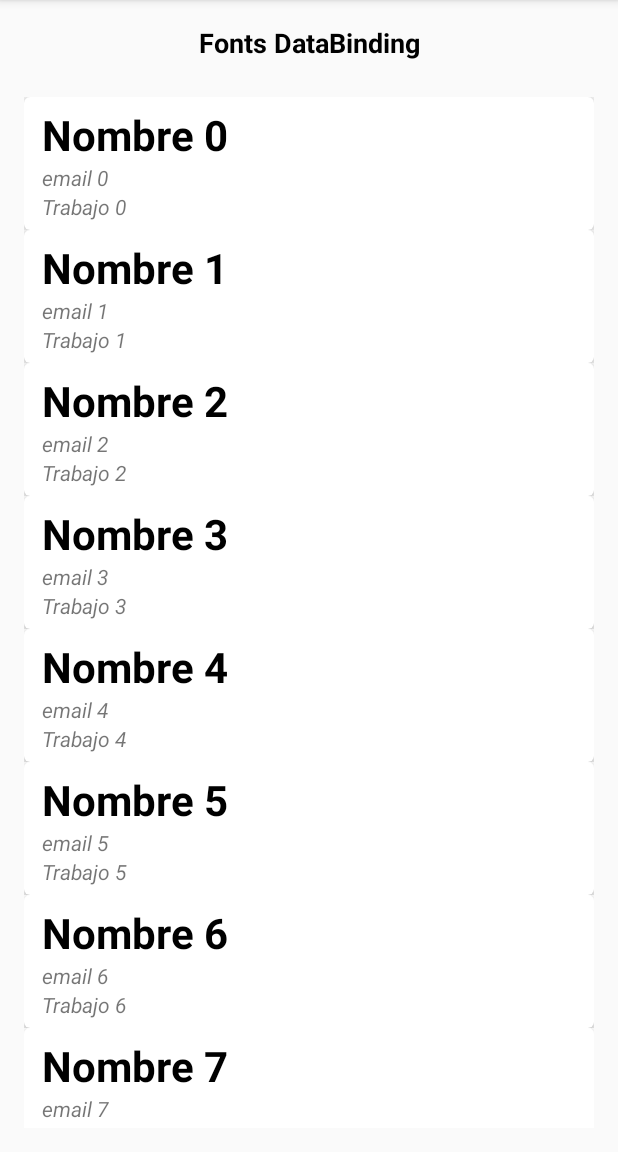
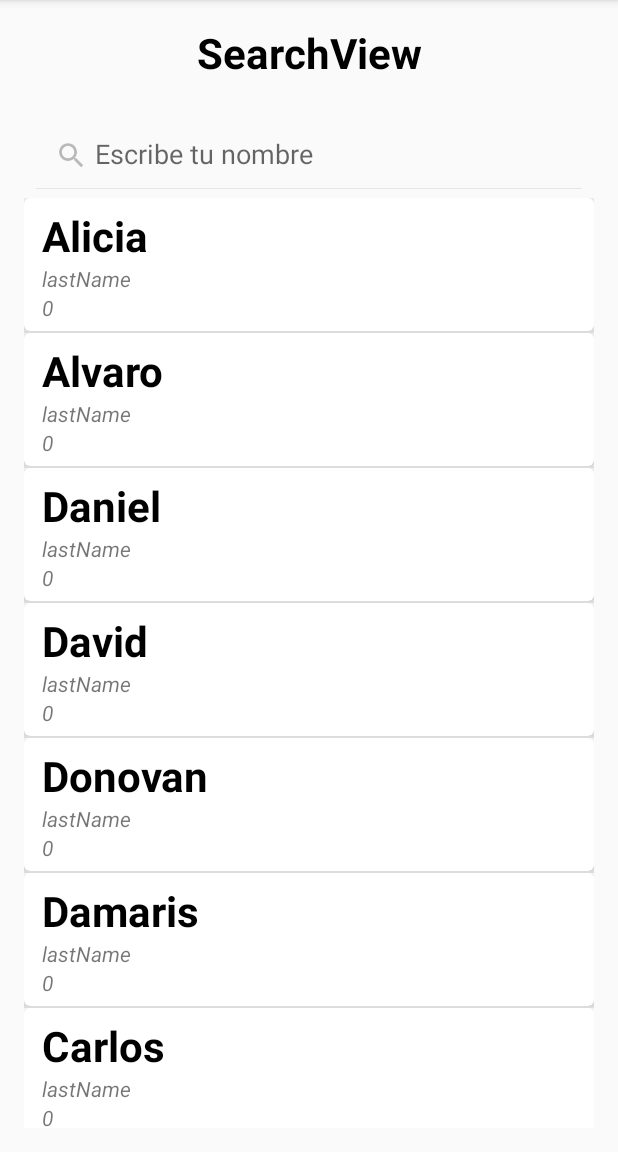
Before and after one commit to crjcarlos1/DataBindingApplication, an Android app: the screen it shows after launch (MainActivity), on a phone screen of 412 x 824 dp, the part 84-1236 px from its top. Run offline under Robolectric (Android 15) with nearby library versions, the phone set to English and light mode, and no system bars; our stand-ins replace data binding; 1 statement that could not run was skipped.

Commit message:
Added searchview dataBinding with listView

```diff
--- a/app/src/main/java/com/cralos/myapplication2/activity/MainActivity.java
+++ b/app/src/main/java/com/cralos/myapplication2/activity/MainActivity.java
@@ -8,6 +8,7 @@ import androidx.fragment.app.FragmentTransaction;
 
 import com.cralos.myapplication2.R;
 import com.cralos.myapplication2.fragments.fonts.view.FragmentFonts;
+import com.cralos.myapplication2.fragments.searchview.withlistview.view.FragmentSearchview;
 
 public class MainActivity extends AppCompatActivity {
 
@@ -15,7 +16,7 @@ public class MainActivity extends AppCompatActivity {
     protected void onCreate(Bundle savedInstanceState) {
         super.onCreate(savedInstanceState);
         setContentView(R.layout.activity_main);
-        showFragmentFont();
+        showFragmentSearchView();
     }
 
     private void showFragmentFont() {
@@ -25,4 +26,11 @@ public class MainActivity extends AppCompatActivity {
         transaction.replace(R.id.containerFragment, new FragmentFonts(), FragmentFonts.TAG).commit();
     }
 
+    private void showFragmentSearchView() {
+        FragmentManager manager = getSupportFragmentManager();
+        FragmentTransaction transaction = manager.beginTransaction();
+        transaction.addToBackStack(FragmentSearchview.TAG);
+        transaction.replace(R.id.containerFragment, new FragmentSearchview(), FragmentSearchview.TAG).commit();
+    }
+
 }
--- a/app/src/main/java/com/cralos/myapplication2/fragments/fonts/adapters/UserAdapter.java
+++ b/app/src/main/java/com/cralos/myapplication2/fragments/fonts/adapters/UserAdapter.java
@@ -14,7 +14,7 @@ import com.cralos.myapplication2.fragments.fonts.models.User;
 
 import java.util.List;
 
-public class UserAdapter extends RecyclerView.Adapter<UserAdapter.ViewHolder>{
+public class UserAdapter extends RecyclerView.Adapter<UserAdapter.ViewHolder> {
 
     private List<User> users;
     private Context context;
@@ -27,7 +27,7 @@ public class UserAdapter extends RecyclerView.Adapter<UserAdapter.ViewHolder>{
     @NonNull
     @Override
     public ViewHolder onCreateViewHolder(@NonNull ViewGroup parent, int viewType) {
-        ItemUserBinding binding= DataBindingUtil.inflate(LayoutInflater.from(context), R.layout.item_user,parent,false);
+        ItemUserBinding binding = DataBindingUtil.inflate(LayoutInflater.from(context), R.layout.item_user, parent, false);
         return new ViewHolder(binding);
     }
 
--- /dev/null
+++ b/app/src/main/java/com/cralos/myapplication2/fragments/searchview/withlistview/adapters/ListAdapter.java
@@ -0,0 +1,92 @@
+package com.cralos.myapplication2.fragments.searchview.withlistview.adapters;
+
+import android.content.Context;
+import android.view.LayoutInflater;
+import android.view.View;
+import android.view.ViewGroup;
+import android.widget.BaseAdapter;
+import android.widget.Filter;
+import android.widget.Filterable;
+
+import androidx.databinding.DataBindingUtil;
+
+import com.cralos.myapplication2.R;
+import com.cralos.myapplication2.databinding.ItemUserSerachviewBinding;
+import com.cralos.myapplication2.fragments.searchview.withlistview.models.User;
+
+import java.util.ArrayList;
+import java.util.List;
+
+public class ListAdapter extends BaseAdapter implements Filterable {
+
+    private List<User> mData;
+    private List<User> mUsersFilterList;
+    private ValueFilter valueFilter;
+    private LayoutInflater inflater;
+
+    public ListAdapter(List<User> mData) {
+        this.mData = mData;
+        this.mUsersFilterList = mData;
+    }
+
+    @Override
+    public int getCount() {
+        return mData.size();
+    }
+
+    @Override
+    public Object getItem(int i) {
+        return mData.get(i);
+    }
+
+    @Override
+    public long getItemId(int i) {
+        return i;
+    }
+
+    @Override
+    public View getView(int i, View view, ViewGroup viewGroup) {
+        if (inflater == null) {
+            inflater = (LayoutInflater) viewGroup.getContext().getSystemService(Context.LAYOUT_INFLATER_SERVICE);
+        }
+        ItemUserSerachviewBinding binding = DataBindingUtil.inflate(inflater, R.layout.item_user_serachview, viewGroup, false);
+        binding.setUser(mData.get(i));
+        return binding.getRoot();
+    }
+
+    @Override
+    public Filter getFilter() {
+        if (valueFilter == null) {
+            valueFilter = new ValueFilter();
+        }
+        return valueFilter;
+    }
+
+    public class ValueFilter extends Filter {
+        @Override
+        protected FilterResults performFiltering(CharSequence charSequence) {
+            FilterResults results = new FilterResults();
+            if (charSequence != null && charSequence.length() > 0) {
+                List<User> filterList = new ArrayList<>();
+                for (int i = 0; i < mUsersFilterList.size(); i++) {
+                    if (mUsersFilterList.get(i).getName().toUpperCase().contains(charSequence.toString().toUpperCase())) {
+                        filterList.add(mUsersFilterList.get(i));
+                    }
+                }
+                results.count = filterList.size();
+                results.values = filterList;
+            } else {
+                results.count = mUsersFilterList.size();
+                results.values = mUsersFilterList;
+            }
+            return results;
+        }
+
+        @Override
+        protected void publishResults(CharSequence charSequence, FilterResults filterResults) {
+            mData = (List<User>) filterResults.values;
+            notifyDataSetChanged();
+        }
+    }
+
+}
--- /dev/null
+++ b/app/src/main/java/com/cralos/myapplication2/fragments/searchview/withlistview/models/User.java
@@ -0,0 +1,37 @@
+package com.cralos.myapplication2.fragments.searchview.withlistview.models;
+
+public class User {
+    private String name;
+    private String lastName;
+    private int age;
+
+    public User(String name, String lastName, int age) {
+        this.name = name;
+        this.lastName = lastName;
+        this.age = age;
+    }
+
+    public String getName() {
+        return name;
+    }
+
+    public void setName(String name) {
+        this.name = name;
+    }
+
+    public String getLastName() {
+        return lastName;
+    }
+
+    public void setLastName(String lastName) {
+        this.lastName = lastName;
+    }
+
+    public int getAge() {
+        return age;
+    }
+
+    public void setAge(int age) {
+        this.age = age;
+    }
+}
--- /dev/null
+++ b/app/src/main/java/com/cralos/myapplication2/fragments/searchview/withlistview/view/FragmentSearchview.java
@@ -0,0 +1,78 @@
+package com.cralos.myapplication2.fragments.searchview.withlistview.view;
+
+import android.os.Bundle;
+import android.view.LayoutInflater;
+import android.view.View;
+import android.view.ViewGroup;
+
+import androidx.annotation.NonNull;
+import androidx.annotation.Nullable;
+import androidx.appcompat.widget.SearchView;
+import androidx.databinding.DataBindingUtil;
+import androidx.fragment.app.Fragment;
+
+import com.cralos.myapplication2.R;
+import com.cralos.myapplication2.databinding.FragmentSearchviewBinding;
+import com.cralos.myapplication2.fragments.searchview.withlistview.adapters.ListAdapter;
+import com.cralos.myapplication2.fragments.searchview.withlistview.models.User;
+
+import java.util.ArrayList;
+import java.util.List;
+
+public class FragmentSearchview extends Fragment {
+    public static final String TAG = FragmentSearchview.class.getSimpleName();
+
+    /*dataBinding*/
+    private FragmentSearchviewBinding binding;
+
+    /*Adapter*/
+    private ListAdapter adapter;
+
+    /*usersList*/
+    private List<User> userList;
+
+    @Nullable
+    @Override
+    public View onCreateView(@NonNull LayoutInflater inflater, @Nullable ViewGroup container, @Nullable Bundle savedInstanceState) {
+        binding = DataBindingUtil.inflate(inflater, R.layout.fragment_searchview, container, false);
+        initFragmentSearchView();
+        return binding.getRoot();
+    }
+
+    private void initFragmentSearchView() {
+        userList = new ArrayList<>();
+        userList.add(new User("Alicia", "lastName", 0));
+        userList.add(new User("Alvaro", "lastName", 0));
+        userList.add(new User("Daniel", "lastName", 0));
+        userList.add(new User("David", "lastName", 0));
+        userList.add(new User("Donovan", "lastName", 0));
+        userList.add(new User("Damaris", "lastName", 0));
+        userList.add(new User("Carlos", "lastName", 0));
+        userList.add(new User("Claudia", "lastName", 0));
+        userList.add(new User("Jaqueline", "lastName", 0));
+        userList.add(new User("Juan", "lastName", 0));
+
+        adapter = new ListAdapter(userList);
+        binding.listView.setAdapter(adapter);
+
+        binding.searchView.setActivated(true);
+        binding.searchView.setQueryHint("Escribe tu nombre");
+        binding.searchView.onActionViewExpanded();
+        binding.searchView.setIconified(false);
+        binding.searchView.clearFocus();
+
+        binding.searchView.setOnQueryTextListener(new SearchView.OnQueryTextListener() {
+            @Override
+            public boolean onQueryTextSubmit(String query) {
+                return false;
+            }
+
+            @Override
+            public boolean onQueryTextChange(String newText) {
+                adapter.getFilter().filter(newText);
+                return false;
+            }
+        });
+    }
+
+}
--- /dev/null
+++ b/app/src/main/res/layout/fragment_searchview.xml
@@ -0,0 +1,51 @@
+<?xml version="1.0" encoding="utf-8"?>
+<layout xmlns:android="http://schemas.android.com/apk/res/android"
+    xmlns:app="http://schemas.android.com/apk/res-auto">
+
+    <data>
+
+    </data>
+
+    <androidx.constraintlayout.widget.ConstraintLayout
+        android:layout_width="match_parent"
+        android:layout_height="match_parent">
+
+        <TextView
+            android:id="@+id/txvTitle"
+            android:layout_width="wrap_content"
+            android:layout_height="wrap_content"
+            android:layout_margin="16dp"
+            android:text="SearchView"
+            android:textColor="@android:color/black"
+            android:textSize="28sp"
+            android:textStyle="bold"
+            app:layout_constraintEnd_toEndOf="parent"
+            app:layout_constraintStart_toStartOf="parent"
+            app:layout_constraintTop_toTopOf="parent" />
+
+        <androidx.appcompat.widget.SearchView
+            android:id="@+id/searchView"
+            android:layout_width="0dp"
+            android:layout_height="wrap_content"
+            android:layout_marginStart="16dp"
+            android:layout_marginTop="24dp"
+            android:layout_marginEnd="16dp"
+            app:layout_constraintEnd_toEndOf="parent"
+            app:layout_constraintStart_toStartOf="parent"
+            app:layout_constraintTop_toBottomOf="@+id/txvTitle" />
+
+        <ListView
+            android:id="@+id/listView"
+            android:layout_width="0dp"
+            android:layout_height="0dp"
+            android:layout_marginStart="16dp"
+            android:layout_marginTop="6dp"
+            android:layout_marginEnd="16dp"
+            android:layout_marginBottom="16dp"
+            app:layout_constraintBottom_toBottomOf="parent"
+            app:layout_constraintEnd_toEndOf="parent"
+            app:layout_constraintStart_toStartOf="parent"
+            app:layout_constraintTop_toBottomOf="@+id/searchView" />
+
+    </androidx.constraintlayout.widget.ConstraintLayout>
+</layout>
--- a/app/src/main/res/layout/item_user.xml
+++ b/app/src/main/res/layout/item_user_serachview.xml
@@ -6,7 +6,7 @@
 
         <variable
             name="user"
-            type="com.cralos.myapplication2.fragments.fonts.models.User" />
+            type="com.cralos.myapplication2.fragments.searchview.withlistview.models.User" />
     </data>
 
     <androidx.constraintlayout.widget.ConstraintLayout
@@ -34,8 +34,8 @@
                     android:layout_marginStart="12dp"
                     android:layout_marginTop="6dp"
                     android:layout_marginEnd="12dp"
-                    android:text="@{user.userName}"
                     android:customFont="@{@string/comicFont}"
+                    android:text="@{user.name}"
                     android:textColor="@android:color/black"
                     android:textSize="28sp"
                     android:textStyle="bold"
@@ -49,7 +49,7 @@
                     android:layout_height="wrap_content"
                     android:layout_marginStart="12dp"
                     android:layout_marginEnd="12dp"
-                    android:text="@{user.email}"
+                    android:text="@{user.lastName}"
                     android:textSize="14sp"
                     android:textStyle="italic"
                     app:layout_constraintEnd_toEndOf="parent"
@@ -63,7 +63,7 @@
                     android:layout_marginStart="12dp"
                     android:layout_marginEnd="12dp"
                     android:layout_marginBottom="6dp"
-                    android:text="@{user.job}"
+                    android:text="@{String.valueOf(user.age)}"
                     android:textSize="14sp"
                     android:textStyle="italic"
                     app:layout_constraintBottom_toBottomOf="parent"
```
